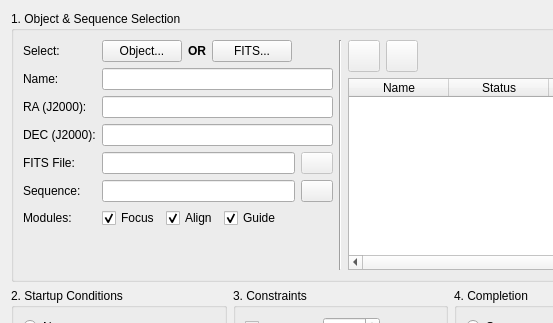
Old version of the form kstars/ekos/scheduler.ui in the repository KDE/kstars; both pictures show x 0 to 553 and y 0 to 323 of the 681 by 585 pixel window.
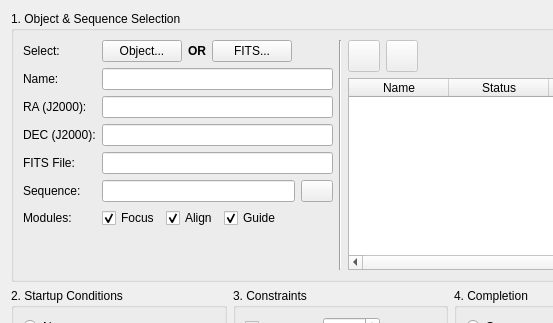
New version of the form. Custom widgets are drawn as their Qt base class.

What changed in the file:
```diff
--- a/kstars/ekos/scheduler.ui
+++ b/kstars/ekos/scheduler.ui
@@ -118,25 +118,6 @@
             </property>
            </widget>
           </item>
-          <item>
-           <widget class="QPushButton" name="solveFITSB">
-            <property name="enabled">
-             <bool>false</bool>
-            </property>
-            <property name="maximumSize">
-             <size>
-              <width>32</width>
-              <height>32</height>
-             </size>
-            </property>
-            <property name="toolTip">
-             <string>Solve the FITS image to obtain the central RA &amp; DEC coordinates.</string>
-            </property>
-            <property name="text">
-             <string/>
-            </property>
-           </widget>
-          </item>
          </layout>
         </item>
         <item row="5" column="0">
```
Left out of the diff: 18 changed lines with no effect on the pictures.
